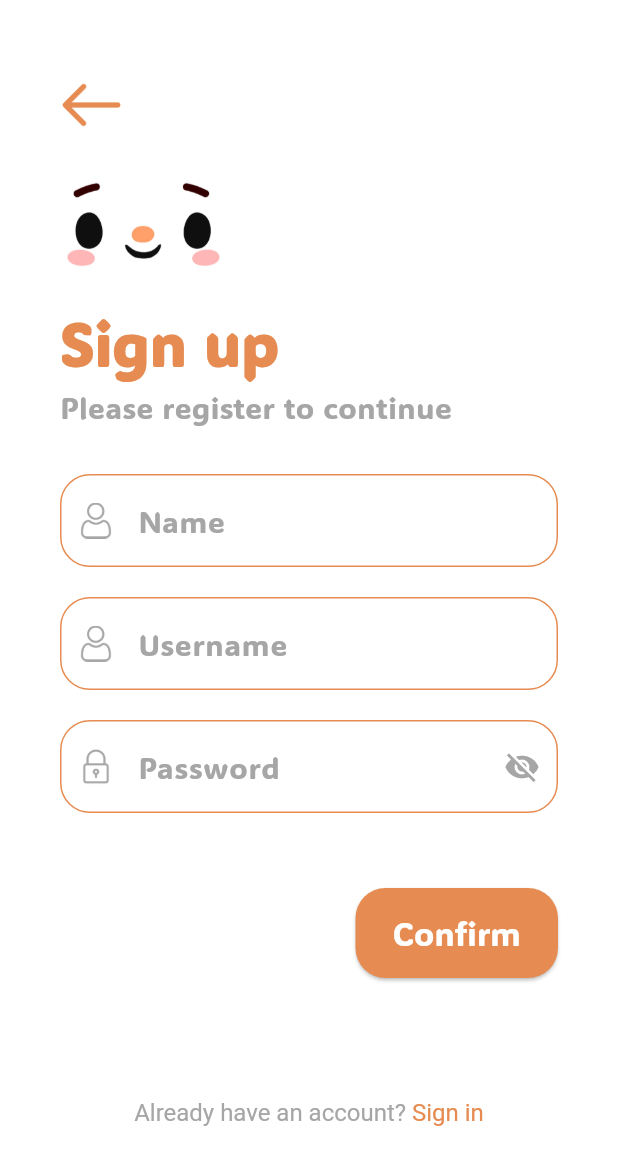
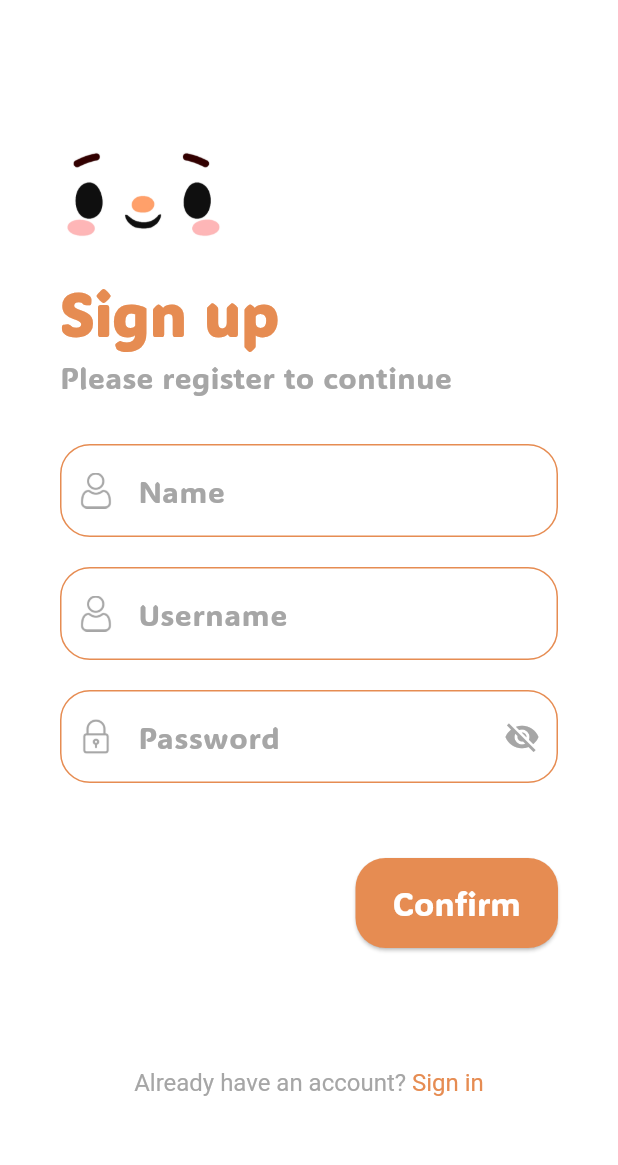
Before and after one commit to nokyalr/mmod_tracker_app, a Flutter app: the RegisterScreen screen opened directly, on a phone screen of 412 x 824 dp. Shown: the top 1165 px of the screen. Run offline on Flutter 3.47's test engine with Material 3 defaults, Android fonts, the phone set to English and light mode, and no system bars; our stand-ins replace fl_chart, flutter_cache_manager, shared_preferences; accounts and stored records are empty.

Commit message:
Refactor register screen layout by removing back navigation and adjusting spacing

```diff
--- a/lib/screens/register_screen.dart
+++ b/lib/screens/register_screen.dart
@@ -73,33 +73,12 @@ class RegisterScreenState extends State<RegisterScreen> {
               child: Column(
                 crossAxisAlignment: CrossAxisAlignment.start,
                 children: [
-                  GestureDetector(
-                    onTap: () {
-                      Navigator.pushReplacement(
-                        context,
-                        MaterialPageRoute(
-                            builder: (context) => const LoginScreen()),
-                      );
-                    },
-                    child: Padding(
-                      padding: const EdgeInsets.only(bottom: 20.0),
-                      child: SizedBox(
-                        height: 60,
-                        child: Image.asset(
-                          'assets/images/back.png',
-                          color: const Color(0xFFE68C52),
-                          width: 42,
-                        ),
-                      ),
-                    ),
-                  ),
-                  // Logo
+                  const SizedBox(height: 60),
                   SizedBox(
                     height: 60,
                     child: Image.asset('assets/images/smile.png'),
                   ),
                   const SizedBox(height: 20),
-                  // Title
                   const Text(
                     'Sign up',
                     style: TextStyle(
```
